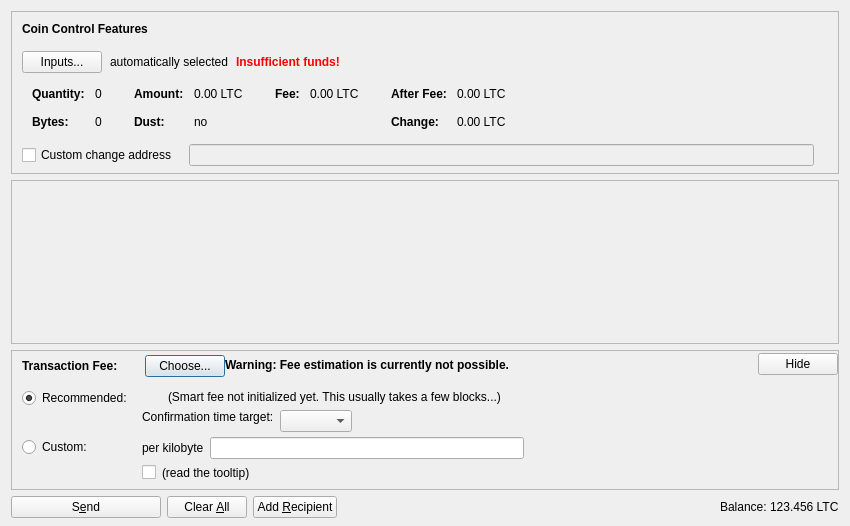
Before: the Qt Designer form src/qt/forms/sendcoinsdialog.ui in rishabhworking/pahadicoin, drawn with Qt 5.
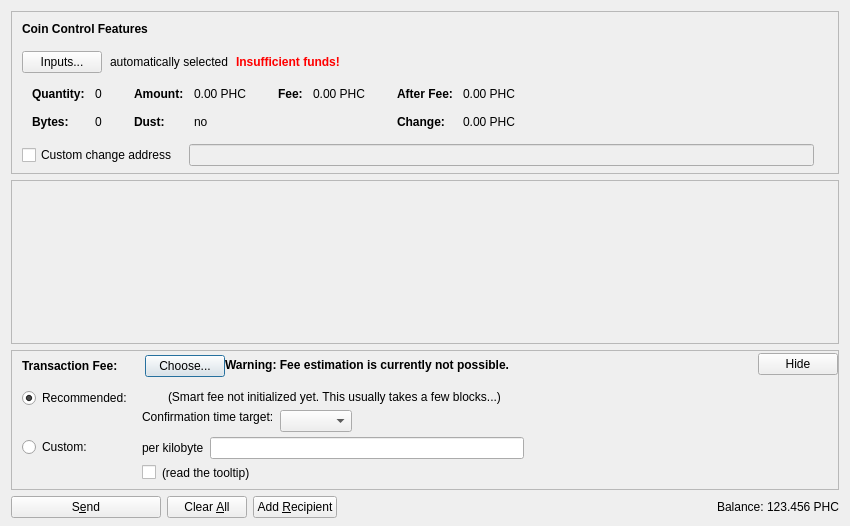
After: the same form once the commit is applied. Icons and pictures are not drawn. Custom widgets are drawn as their Qt base class.

```diff
--- a/src/qt/forms/sendcoinsdialog.ui
+++ b/src/qt/forms/sendcoinsdialog.ui
@@ -324,7 +324,7 @@
                   <enum>Qt::ActionsContextMenu</enum>
                  </property>
                  <property name="text">
-                  <string notr="true">0.00 LTC</string>
+                  <string notr="true">0.00 PHC</string>
                  </property>
                  <property name="textInteractionFlags">
                   <set>Qt::LinksAccessibleByMouse|Qt::TextSelectableByKeyboard|Qt::TextSelectableByMouse</set>
@@ -404,7 +404,7 @@
                   <enum>Qt::ActionsContextMenu</enum>
                  </property>
                  <property name="text">
-                  <string notr="true">0.00 LTC</string>
+                  <string notr="true">0.00 PHC</string>
                  </property>
                  <property name="textInteractionFlags">
                   <set>Qt::LinksAccessibleByMouse|Qt::TextSelectableByKeyboard|Qt::TextSelectableByMouse</set>
@@ -455,7 +455,7 @@
                   <enum>Qt::ActionsContextMenu</enum>
                  </property>
                  <property name="text">
-                  <string notr="true">0.00 LTC</string>
+                  <string notr="true">0.00 PHC</string>
                  </property>
                  <property name="textInteractionFlags">
                   <set>Qt::LinksAccessibleByMouse|Qt::TextSelectableByKeyboard|Qt::TextSelectableByMouse</set>
@@ -484,7 +484,7 @@
                   <enum>Qt::ActionsContextMenu</enum>
                  </property>
                  <property name="text">
-                  <string notr="true">0.00 LTC</string>
+                  <string notr="true">0.00 PHC</string>
                  </property>
                  <property name="textInteractionFlags">
                   <set>Qt::LinksAccessibleByMouse|Qt::TextSelectableByKeyboard|Qt::TextSelectableByMouse</set>
@@ -1237,7 +1237,7 @@
           <cursorShape>IBeamCursor</cursorShape>
          </property>
          <property name="text">
-          <string notr="true">123.456 LTC</string>
+          <string notr="true">123.456 PHC</string>
          </property>
          <property name="textInteractionFlags">
           <set>Qt::LinksAccessibleByMouse|Qt::TextSelectableByKeyboard|Qt::TextSelectableByMouse</set>
```
Left out of the diff: 4 changed lines with no effect on the pictures.
